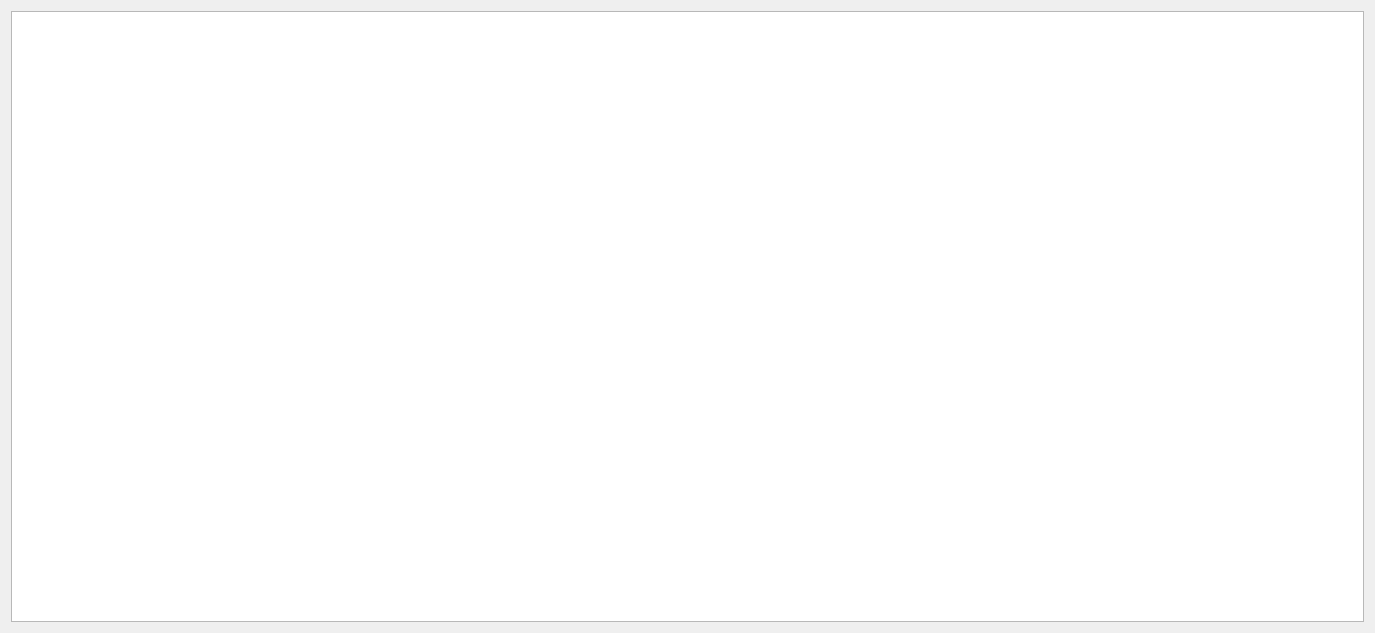
obourat/MimosaNG, file dataviewer.ui: the form before one commit.
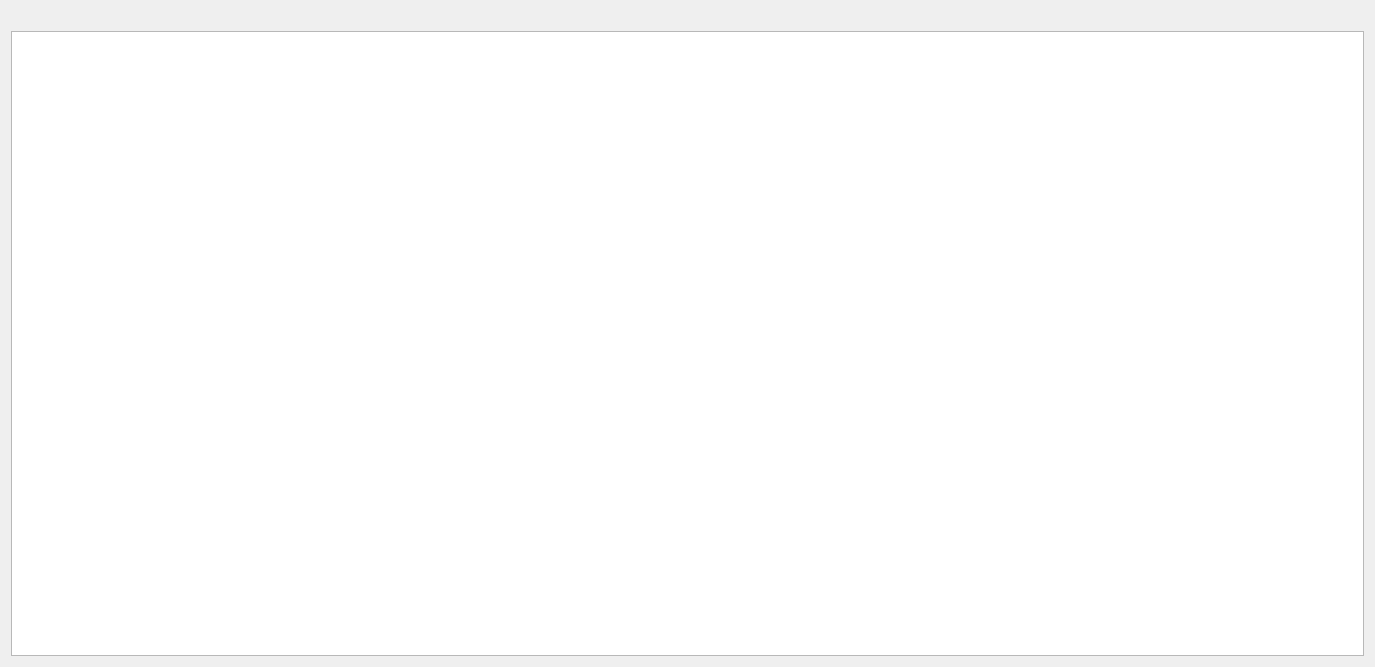
The form after the commit.

Diff of the .ui file:
```diff
--- a/dataviewer.ui
+++ b/dataviewer.ui
@@ -7,7 +7,7 @@
     <x>0</x>
     <y>0</y>
     <width>1375</width>
-    <height>633</height>
+    <height>667</height>
    </rect>
   </property>
   <property name="windowTitle">
@@ -17,7 +17,7 @@
    <bool>false</bool>
   </property>
   <layout class="QGridLayout" name="gridLayout">
-   <item row="0" column="0">
+   <item row="1" column="0">
     <widget class="QTableView" name="tableView">
      <property name="contextMenuPolicy">
       <enum>Qt::DefaultContextMenu</enum>
@@ -48,6 +48,13 @@
      </attribute>
     </widget>
    </item>
+   <item row="0" column="0">
+    <widget class="QLabel" name="infoNomConf">
+     <property name="text">
+      <string/>
+     </property>
+    </widget>
+   </item>
   </layout>
  </widget>
  <resources/>
```
